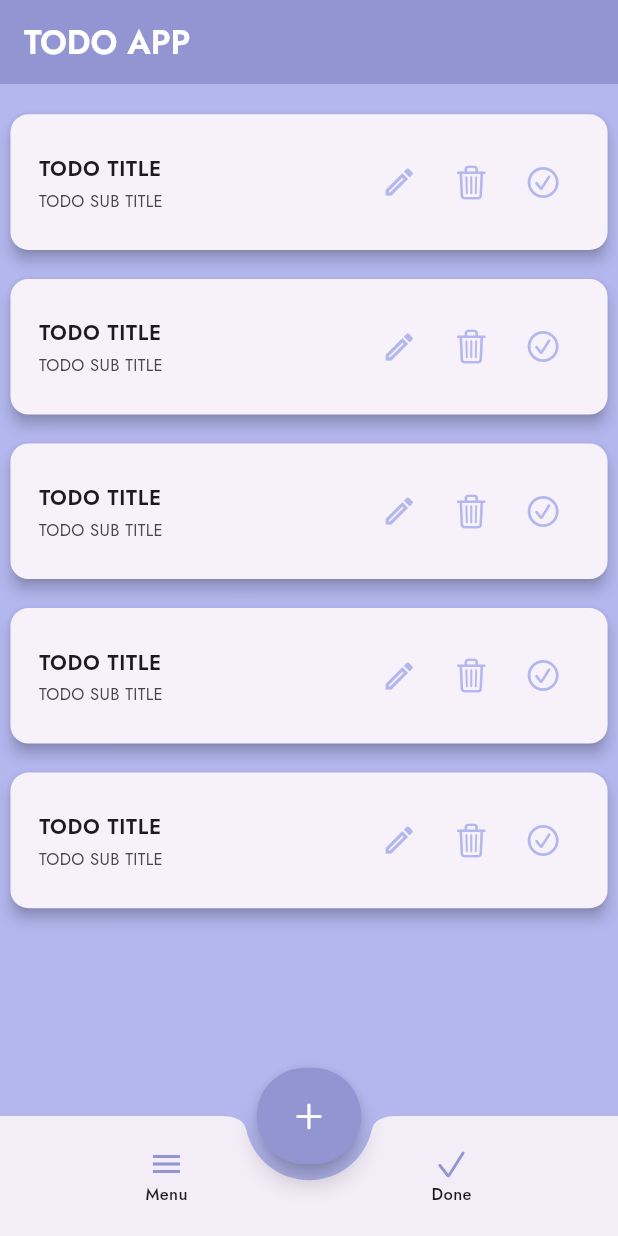
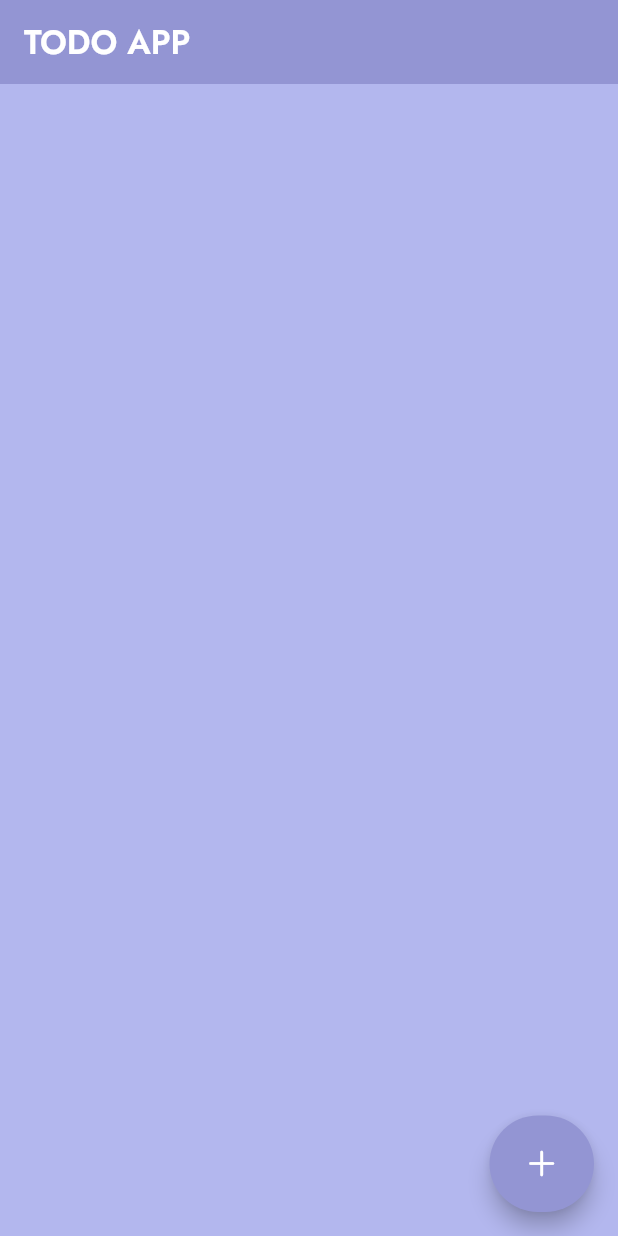
Before and after one commit to AsilbekDeveloper/todo_app, a Flutter app: the screen it shows after launch, on a phone screen of 412 x 824 dp. Run offline on Flutter 3.47's test engine with Material 3 defaults, Android fonts, the phone set to English and light mode, and no system bars; our stand-ins replace flutter_screenutil, hive; accounts and stored records are empty.

Commit message:
Implement home page

```diff
--- a/lib/view/home_page.dart
+++ b/lib/view/home_page.dart
@@ -1,13 +1,24 @@
 import 'package:flutter/cupertino.dart';
 import 'package:flutter/material.dart';
 import 'package:flutter_screenutil/flutter_screenutil.dart';
+import 'package:provider/provider.dart';
+import 'package:todo_app/controller/task_controller.dart';
 import 'package:todo_app/core/app_colors.dart';
+import 'package:todo_app/view/add_task_page.dart';
+import 'package:todo_app/view/edit_task_page.dart';
 
-class HomePage extends StatelessWidget {
+class HomePage extends StatefulWidget {
   const HomePage({super.key});
 
   @override
+  State<HomePage> createState() => _HomePageState();
+}
+
+class _HomePageState extends State<HomePage> {
+  @override
   Widget build(BuildContext context) {
+    final task = context.watch<TaskController>();
+    final tasking = context.read<TaskController>();
     return Scaffold(
       backgroundColor: AppColors.primaryLight,
       appBar: AppBar(
@@ -24,7 +35,7 @@ class HomePage extends StatelessWidget {
       body: Padding(
         padding: EdgeInsets.only(left: 7.w, right: 7.w, top: 22.h),
         child: ListView.builder(
-          itemCount: 5,
+          itemCount: task.tasks.length,
           itemBuilder: (context, index) {
             return Card(
               margin: EdgeInsets.only(bottom: 21.h),
@@ -34,14 +45,14 @@ class HomePage extends StatelessWidget {
                 child: ListTile(
                   contentPadding: EdgeInsets.zero,
                   title: Text(
-                    "TODO TITLE",
+                    task.tasks[index].title,
                     style: TextStyle(
                       fontSize: 15.sp,
                       fontWeight: FontWeight.w600,
                     ),
                   ),
                   subtitle: Text(
-                    "TODO SUB TITLE",
+                    task.tasks[index].subTitle,
                     style: TextStyle(
                       fontSize: 12.sp,
                       fontWeight: FontWeight.w400,
@@ -51,24 +62,33 @@ class HomePage extends StatelessWidget {
                     mainAxisSize: MainAxisSize.min,
                     children: [
                       IconButton(
-                        onPressed: () {},
-                        icon: Icon(
+                        onPressed: () {
+                          Navigator.push(
+                            context,
+                            MaterialPageRoute(
+                              builder: (context) => EditTaskPage(task: task.tasks[index]),
+                            ),
+                          );
+                        },
+                        icon: const Icon(
                           Icons.edit_outlined,
                           color: AppColors.primaryLight,
                         ),
                       ),
                       IconButton(
                         onPressed: () {
-                          tasking.deleteTask(task.tasks[index].taskId);
+                          tasking.deleteTask(task.tasks[index].taskId.toString());
                         },
-                        icon: Icon(
+                        icon: const Icon(
                           CupertinoIcons.delete,
                           color: AppColors.primaryLight,
                         ),
                       ),
                       IconButton(
-                        onPressed: () {},
-                        icon: Icon(
+                        onPressed: () {
+                          tasking.toggleTaskStatus(task.tasks[index].taskId.toString());
+                        },
+                        icon: const Icon(
                           CupertinoIcons.check_mark_circled,
                           color: AppColors.primaryLight,
                         ),
@@ -81,53 +101,22 @@ class HomePage extends StatelessWidget {
           },
         ),
       ),
-      floatingActionButtonLocation: FloatingActionButtonLocation.centerDocked,
+      // floatingActionButtonLocation: FloatingActionButtonLocation.,
       floatingActionButton: SizedBox(
         width: 70.w,
         height: 70.h,
         child: FloatingActionButton(
           backgroundColor: AppColors.primary,
-          shape: StadiumBorder(),
-          onPressed: () {},
-          child: Icon(CupertinoIcons.plus, color: AppColors.secondary),
+          shape: const StadiumBorder(),
+          onPressed: () {
+            Navigator.push(
+              context,
+              MaterialPageRoute(builder: (context) => const AddTaskPage()),
+            );
+          },
+          child: const Icon(CupertinoIcons.plus, color: AppColors.secondary),
         ),
       ),
-      bottomNavigationBar: BottomAppBar(
-        notchMargin: 8,
-        shape: CircularNotchedRectangle(),
-        child: Row(
-          mainAxisAlignment: MainAxisAlignment.spaceEvenly,
-          children: [
-            Expanded(
-              child: Column(
-                mainAxisSize: MainAxisSize.min,
-                mainAxisAlignment: MainAxisAlignment.center,
-                children: [
-                  Icon(Icons.menu, color: AppColors.primary),
-                  Text(
-                    "Menu",
-                    style: TextStyle(fontSize: 12.sp, fontWeight: FontWeight.w500),
-                  ),
-                ],
-              ),
-            ),
-            Expanded(
-              child: Column(
-                mainAxisSize: MainAxisSize.min,
-                mainAxisAlignment: MainAxisAlignment.center,
-                children: [
-                  Icon(CupertinoIcons.check_mark, color: AppColors.primary),
-                  Text(
-                    "Done",
-                    style: TextStyle(fontSize: 12.sp, fontWeight: FontWeight.w500),
-                  ),
-                ],
-              ),
-            ),
-          ],
-        ),
-      ),
-
     );
   }
 }
```
